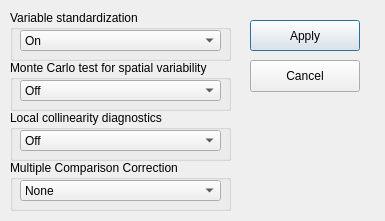
Ziqi-Li/MGWR-GUI, file resources/ui/advOptGWR.ui: the form before one commit.
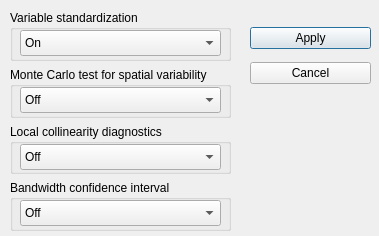
The form after the commit.

Diff of the .ui file:
```diff
--- a/resources/ui/advOptGWR.ui
+++ b/resources/ui/advOptGWR.ui
@@ -9,8 +9,8 @@
    <rect>
     <x>0</x>
     <y>0</y>
-    <width>385</width>
-    <height>221</height>
+    <width>379</width>
+    <height>236</height>
    </rect>
   </property>
   <property name="windowTitle">
@@ -19,41 +19,45 @@
   <property name="modal">
    <bool>true</bool>
   </property>
-  <widget class="QPushButton" name="applyBTN">
+  <widget class="QWidget" name="">
    <property name="geometry">
     <rect>
-     <x>250</x>
+     <x>10</x>
+     <y>10</y>
+     <width>221</width>
+     <height>221</height>
+    </rect>
+   </property>
+   <layout class="QGridLayout" name="gridLayout">
+    <item row="0" column="0">
+     <widget class="QGroupBox" name="SOCBox_2">
+      <property name="title">
+       <string>Variable standardization</string>
+      </property>
+      <widget class="QComboBox" name="varSTDComboBox">
+       <property name="geometry">
+        <rect>
+         <x>10</x>
      <y>20</y>
-     <width>110</width>
-     <height>31</height>
-    </rect>
-   </property>
+         <width>201</width>
+         <height>26</height>
+        </rect>
+       </property>
+       <item>
    <property name="text">
-    <string>Apply</string>
-   </property>
-  </widget>
-  <widget class="QPushButton" name="cancelBTN">
-   <property name="geometry">
-    <rect>
-     <x>250</x>
-     <y>60</y>
-     <width>110</width>
-     <height>32</height>
-    </rect>
-   </property>
+         <string>On</string>
+        </property>
+       </item>
+       <item>
    <property name="text">
-    <string>Cancel</string>
-   </property>
-  </widget>
+         <string>Off</string>
+        </property>
+       </item>
+      </widget>
+     </widget>
+    </item>
+    <item row="1" column="0">
   <widget class="QGroupBox" name="groupBox_4">
-   <property name="geometry">
-    <rect>
-     <x>10</x>
-     <y>60</y>
-     <width>221</width>
-     <height>51</height>
-    </rect>
-   </property>
    <property name="title">
     <string>Monte Carlo test for spatial variability</string>
    </property>
@@ -63,7 +67,7 @@
       <x>10</x>
       <y>20</y>
       <width>201</width>
-      <height>21</height>
+         <height>26</height>
      </rect>
     </property>
     <item>
@@ -78,15 +82,9 @@
     </item>
    </widget>
   </widget>
+    </item>
+    <item row="2" column="0">
   <widget class="QGroupBox" name="groupBox_5">
-   <property name="geometry">
-    <rect>
-     <x>10</x>
-     <y>110</y>
-     <width>221</width>
-     <height>51</height>
-    </rect>
-   </property>
    <property name="title">
     <string>Local collinearity diagnostics</string>
    </property>
@@ -96,7 +94,7 @@
       <x>10</x>
       <y>20</y>
       <width>201</width>
-      <height>21</height>
+         <height>26</height>
      </rect>
     </property>
     <item>
@@ -111,81 +109,61 @@
     </item>
    </widget>
   </widget>
-  <widget class="QGroupBox" name="SOCBox_2">
-   <property name="geometry">
-    <rect>
-     <x>10</x>
-     <y>10</y>
-     <width>221</width>
-     <height>51</height>
-    </rect>
-   </property>
-   <property name="title">
-    <string>Variable standardization</string>
-   </property>
-   <widget class="QComboBox" name="varSTDComboBox">
-    <property name="geometry">
-     <rect>
-      <x>10</x>
-      <y>20</y>
-      <width>201</width>
-      <height>21</height>
-     </rect>
-    </property>
-    <item>
-     <property name="text">
-      <string>On</string>
-     </property>
     </item>
-    <item>
-     <property name="text">
-      <string>Off</string>
-     </property>
-    </item>
-   </widget>
-  </widget>
+    <item row="3" column="0">
   <widget class="QGroupBox" name="groupBox_6">
-   <property name="geometry">
-    <rect>
-     <x>10</x>
-     <y>160</y>
-     <width>221</width>
-     <height>51</height>
-    </rect>
-   </property>
    <property name="title">
-    <string>Multiple Comparison Correction</string>
-   </property>
-   <widget class="QComboBox" name="mccComboBox">
+       <string>Bandwidth confidence interval</string>
+      </property>
+      <widget class="QComboBox" name="bwciComboBox">
     <property name="geometry">
      <rect>
       <x>10</x>
       <y>20</y>
       <width>201</width>
-      <height>21</height>
+         <height>26</height>
      </rect>
     </property>
     <item>
      <property name="text">
-      <string>None</string>
+         <string>Off</string>
      </property>
     </item>
     <item>
      <property name="text">
-      <string>Bonferroni</string>
-     </property>
-    </item>
-    <item>
+         <string>On</string>
+        </property>
+       </item>
+      </widget>
+     </widget>
+    </item>
+   </layout>
+  </widget>
+  <widget class="QWidget" name="">
+   <property name="geometry">
+    <rect>
+     <x>250</x>
+     <y>20</y>
+     <width>121</width>
+     <height>71</height>
+    </rect>
+   </property>
+   <layout class="QGridLayout" name="gridLayout_2">
+    <item row="0" column="0">
+     <widget class="QPushButton" name="applyBTN">
      <property name="text">
-      <string>Sidak</string>
-     </property>
+       <string>Apply</string>
+      </property>
+     </widget>
     </item>
-    <item>
+    <item row="1" column="0">
+     <widget class="QPushButton" name="cancelBTN">
      <property name="text">
-      <string>FDR</string>
-     </property>
-    </item>
-   </widget>
+       <string>Cancel</string>
+      </property>
+     </widget>
+    </item>
+   </layout>
   </widget>
  </widget>
  <resources/>
```
Lines whose indentation alone changed are shown as unchanged.
